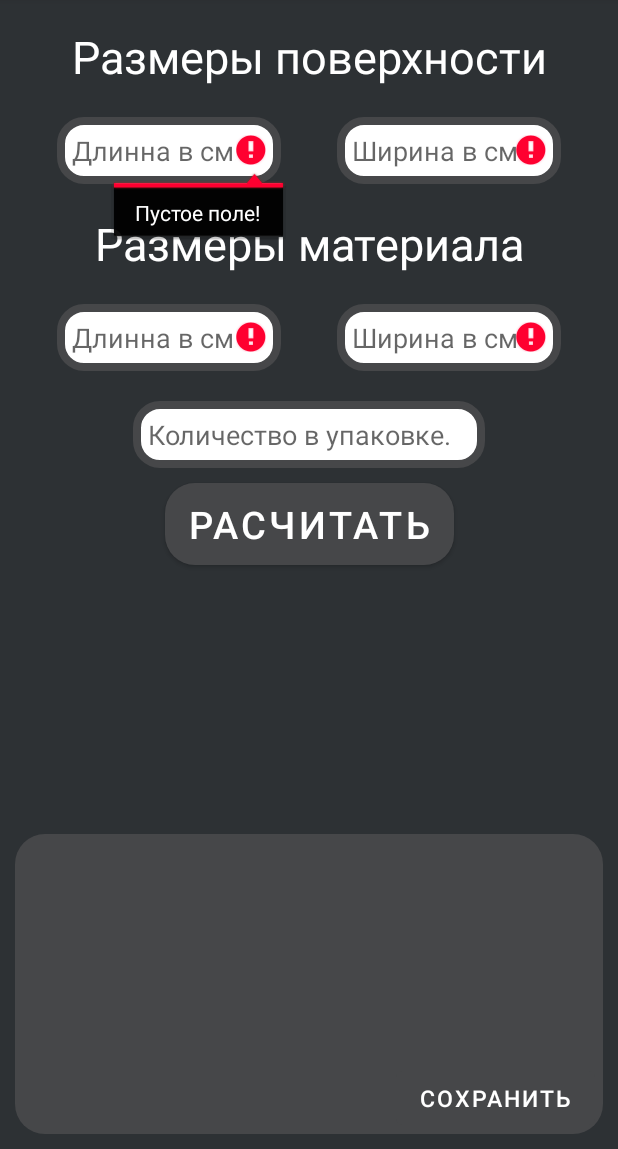
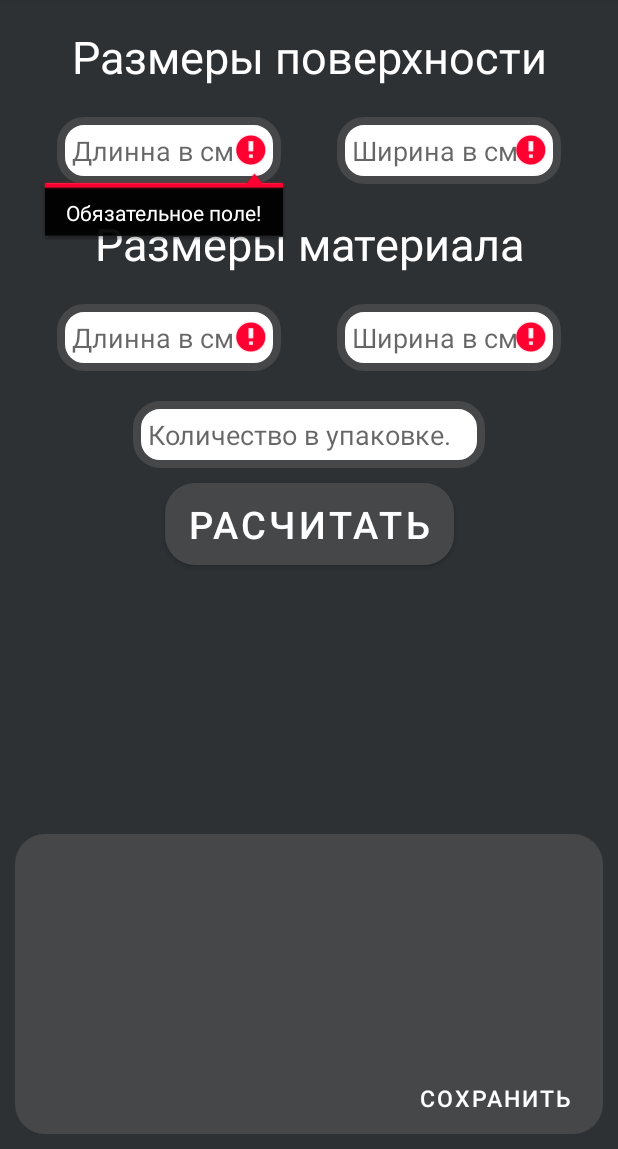
Before and after one commit to AlfaZagYT/HelperForBuilder, an Android app: the screen it shows after launch (MainActivity), after a tap on "РАСЧИТАТЬ", on a phone screen of 412 x 824 dp, the part 87-1236 px from its top. Run offline under Robolectric (Android 15) with nearby library versions, the phone set to English and light mode, and no system bars.

```diff
--- a/app/src/main/res/values/strings.xml
+++ b/app/src/main/res/values/strings.xml
@@ -13,7 +13,7 @@
     <string name="result3">Или</string>
     <string name="result3.1">упаковок.</string>
     <string name="metersInSquare">м².</string>
-    <string name="error">Пустое поле!</string>
+    <string name="error">Обязательное поле!</string>
     <string name="history">Заметки</string>
     <string name="title">Введите заголовок</string>
     <string name="text">Введите текст</string>
```
Also changed, not shown: 2 other files.
